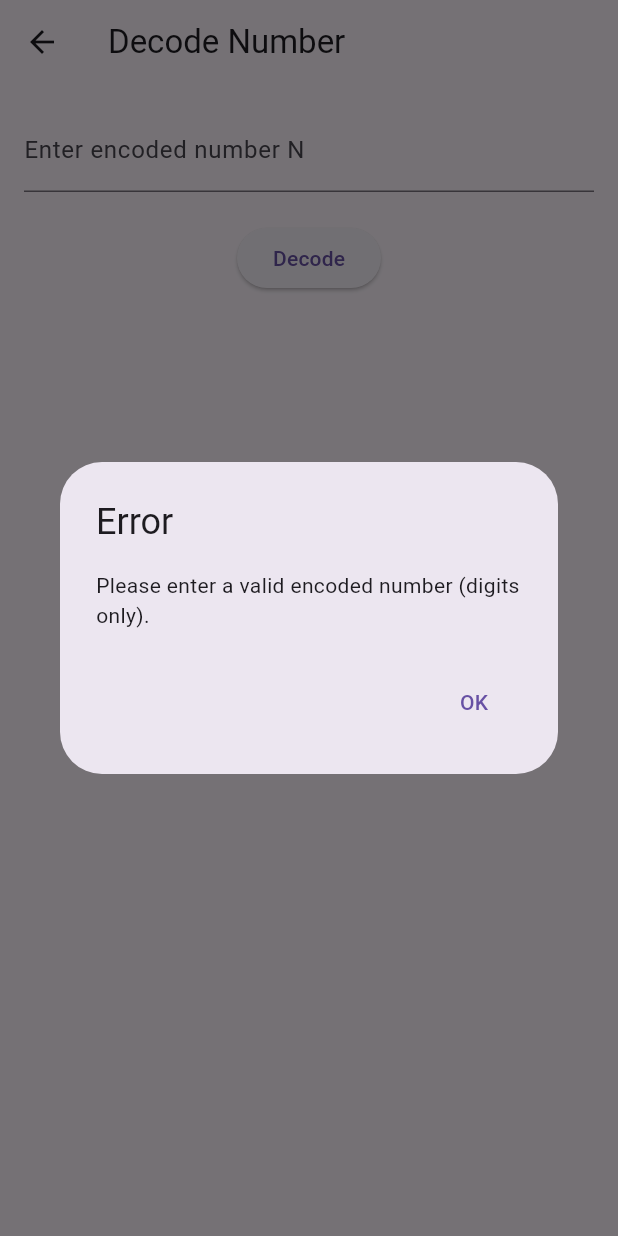
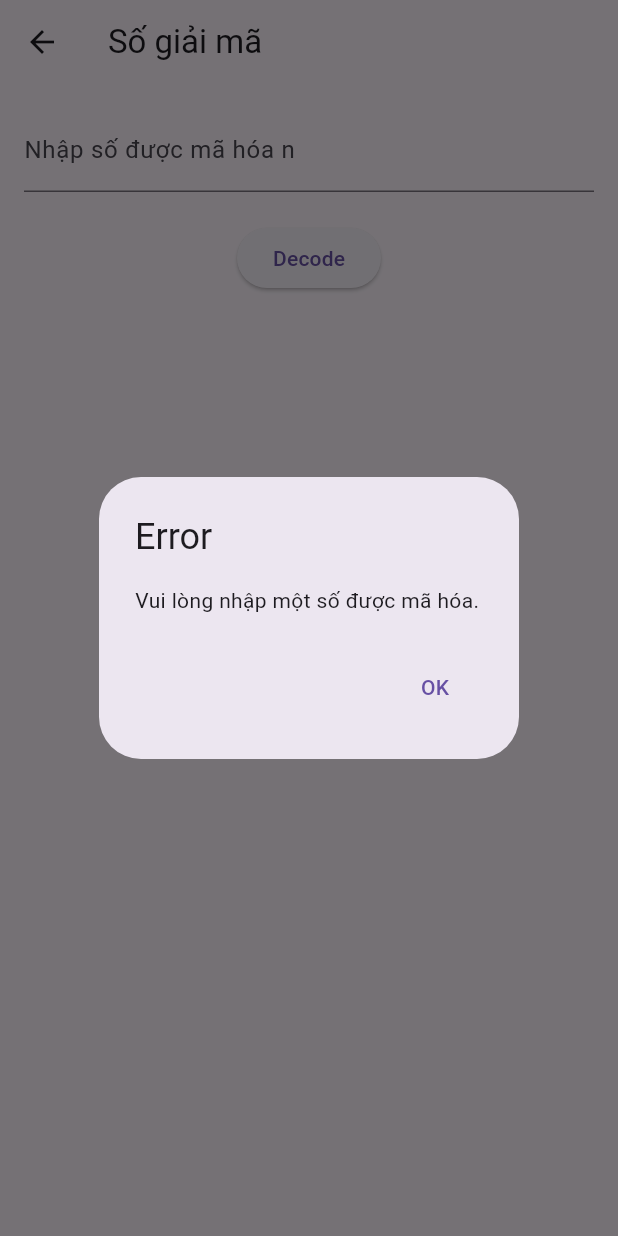
Before and after one commit to qminhminh/bai_tap_van_dung_CT_Quang_Minh, a Flutter app: the BaiTap01 screen opened directly, after a tap on "Decode", on a phone screen of 412 x 824 dp. Run offline on Flutter 3.47's test engine with Material 3 defaults, Android fonts, the light colour scheme and no system bars.

Commit message:
xong bài 1

```diff
--- a/lib/bai_tap_1.dart
+++ b/lib/bai_tap_1.dart
@@ -1,4 +1,4 @@
-// ignore_for_file: use_key_in_widget_constructors, library_private_types_in_public_api
+// ignore_for_file: library_private_types_in_public_api, use_key_in_widget_constructors
 
 import 'package:flutter/material.dart';
 
@@ -10,47 +10,29 @@ class BaiTap01 extends StatefulWidget {
 class _BaiTap01State extends State<BaiTap01> {
   final TextEditingController _numberController = TextEditingController();
 
-  // Function to find the original number M
-  void _findM(String n) {
-    String prevN;
+  // Hàm giải mã chuỗi, tìm lại M từ N
+  String decode(String encoded) {
+    // Giữ chuỗi hiện tại là chuỗi kết quả ban đầu
+    String current = encoded;
+
     while (true) {
-      prevN = n;
-      n = _decode(n);
-      if (n == prevN) break;
-    }
-    _showResultDialog(n);
-  }
+      String next = '';
+      int i = 0;
 
-  // Helper function to decode the number
-  String _decode(String n) {
-    String result = '';
-    int count = 1;
-    for (int i = 1; i < n.length; i++) {
-      if (n[i] == n[i - 1]) {
-        count++;
-      } else {
-        result += '$count${n[i - 1]}';
-        count = 1;
+      // Thực hiện việc giải mã theo dạng: "2" -> số lần lặp, "1" -> số xuất hiện
+      while (i < current.length) {
+        int repeatCount = int.parse(current[i]); // Số lần lặp của số
+        String digit = current[i + 1]; // Số cần lặp
+        next += digit * repeatCount; // Thêm vào kết quả số được lặp nhiều lần
+        i += 2; // Tăng i để bỏ qua số đã được xử lý
       }
-    }
-    result += '$count${n[n.length - 1]}';
-    return result;
-  }
 
-  void _decodeInput() {
-    String input = _numberController.text.trim();
+      // Kiểm tra điều kiện dừng: Nếu chiều dài chuỗi giải mã <= 3, chuỗi đã quay về trạng thái ban đầu
+      if (next.length <= 3) {
+        return next; // Đây là số M ban đầu
+      }
 
-    // Validate input: check if it's non-empty and only digits
-    if (input.isEmpty || !RegExp(r'^[0-9]+$').hasMatch(input)) {
-      _showErrorDialog("Please enter a valid encoded number (digits only).");
-      return;
-    }
-
-    // Find the original number M
-    try {
-      _findM(input);
-    } catch (e) {
-      _showErrorDialog(e.toString());
+      current = next; // Cập nhật chuỗi cho lần lặp tiếp theo
     }
   }
 
@@ -60,7 +42,7 @@ class _BaiTap01State extends State<BaiTap01> {
       context: context,
       builder: (BuildContext context) {
         return AlertDialog(
-          title: const Text('Original Number M'),
+          title: const Text('Số gốc m'),
           content: Text(result),
           actions: <Widget>[
             TextButton(
@@ -96,11 +78,28 @@ class _BaiTap01State extends State<BaiTap01> {
     );
   }
 
+  // Handle decoding input
+  void _decodeInput() {
+    final String input = _numberController.text;
+
+    if (input.isEmpty) {
+      _showErrorDialog('Vui lòng nhập một số được mã hóa.');
+      return;
+    }
+
+    try {
+      final String result = decode(input);
+      _showResultDialog(result);
+    } catch (e) {
+      _showErrorDialog('Một lỗi đã xảy ra trong khi giải mã.');
+    }
+  }
+
   @override
   Widget build(BuildContext context) {
     return Scaffold(
       appBar: AppBar(
-        title: const Text('Decode Number'),
+        title: const Text('Số giải mã'),
       ),
       body: Padding(
         padding: const EdgeInsets.all(16.0),
@@ -110,7 +109,7 @@ class _BaiTap01State extends State<BaiTap01> {
               controller: _numberController,
               keyboardType: TextInputType.number,
               decoration: const InputDecoration(
-                labelText: 'Enter encoded number N',
+                labelText: 'Nhập số được mã hóa n',
               ),
             ),
             const SizedBox(height: 20),
```
